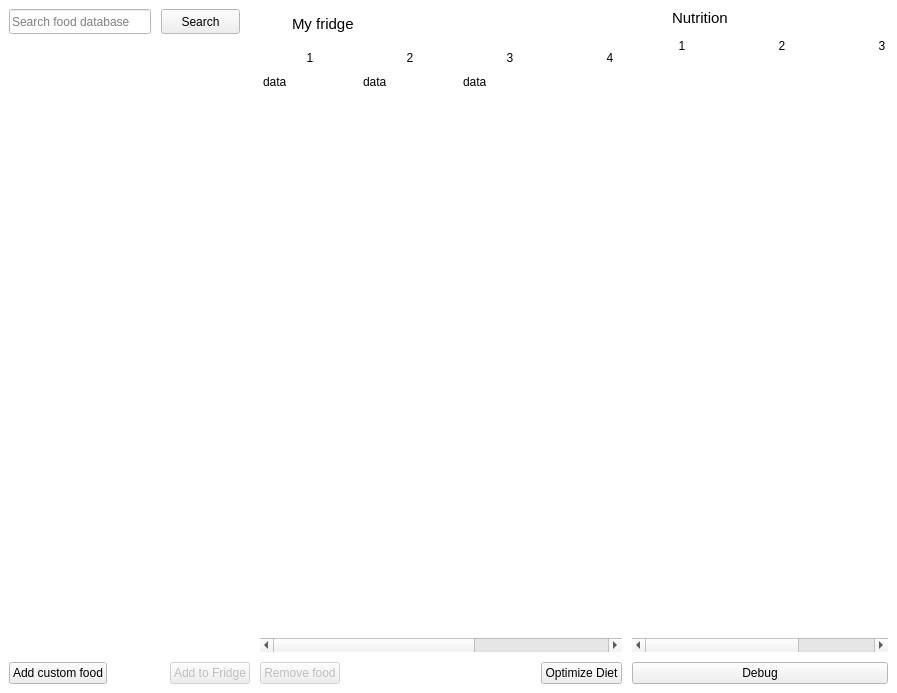
Qt form ui_mainwindow.ui (josh-minch/spartan) before a commit.
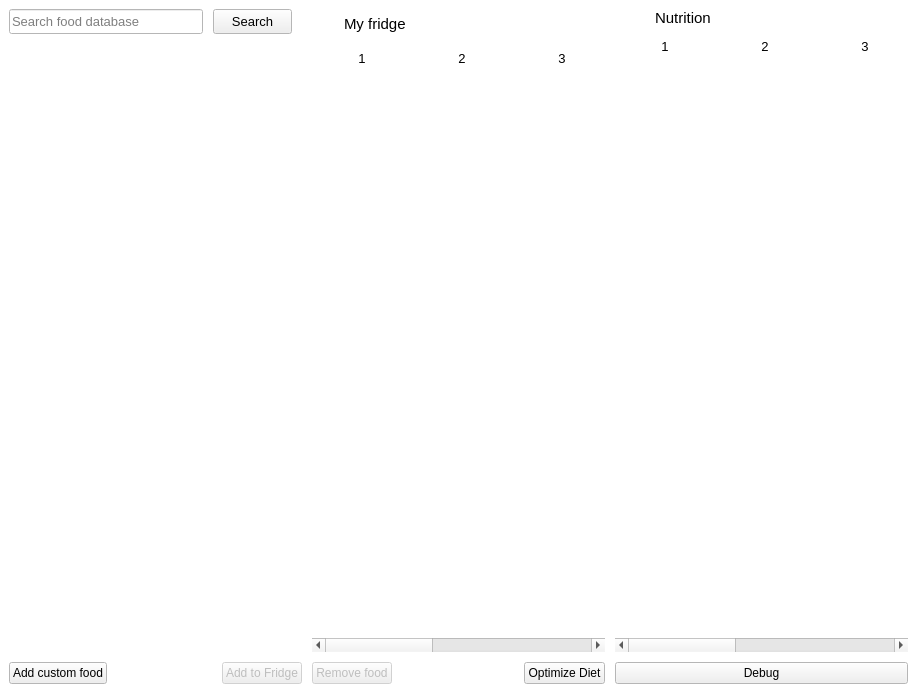
The same form after that commit. Icons and pictures are not drawn. Custom widgets are drawn as their Qt base class.

Patch:
```diff
--- a/ui_mainwindow.ui
+++ b/ui_mainwindow.ui
@@ -6,7 +6,7 @@
    <rect>
     <x>0</x>
     <y>0</y>
-    <width>897</width>
+    <width>917</width>
     <height>693</height>
    </rect>
   </property>
@@ -63,11 +63,14 @@
   <property name="autoFillBackground">
    <bool>true</bool>
   </property>
+  <property name="toolButtonStyle">
+   <enum>Qt::ToolButtonIconOnly</enum>
+  </property>
   <widget class="QWidget" name="centralwidget">
    <property name="autoFillBackground">
     <bool>true</bool>
    </property>
-   <layout class="QHBoxLayout" name="horizontalLayout_5" stretch="2,3,0">
+   <layout class="QHBoxLayout" name="horizontalLayout_5" stretch="1,1,1">
     <property name="spacing">
      <number>10</number>
     </property>
@@ -86,6 +89,11 @@
             <height>25</height>
            </size>
           </property>
+          <property name="font">
+           <font>
+            <pointsize>10</pointsize>
+           </font>
+          </property>
           <property name="placeholderText">
            <string>Search food database</string>
           </property>
@@ -99,6 +107,11 @@
             <height>25</height>
            </size>
           </property>
+          <property name="font">
+           <font>
+            <pointsize>10</pointsize>
+           </font>
+          </property>
           <property name="text">
            <string>Search</string>
           </property>
@@ -144,6 +157,11 @@
       </item>
       <item>
        <widget class="QDeselectableListWidget" name="search_list">
+        <property name="font">
+         <font>
+          <pointsize>10</pointsize>
+         </font>
+        </property>
         <property name="frameShape">
          <enum>QFrame::NoFrame</enum>
         </property>
@@ -315,6 +333,11 @@
           </disabled>
          </palette>
         </property>
+        <property name="font">
+         <font>
+          <pointsize>10</pointsize>
+         </font>
+        </property>
         <property name="styleSheet">
          <string notr="true">QHeaderView::section{
 	border: 0px;
@@ -343,7 +366,7 @@
          <enum>Qt::SolidLine</enum>
         </property>
         <property name="rowCount">
-         <number>1</number>
+         <number>0</number>
         </property>
         <property name="columnCount">
          <number>5</number>
@@ -363,31 +386,11 @@
         <attribute name="verticalHeaderVisible">
          <bool>false</bool>
         </attribute>
-        <row>
-         <property name="text">
-          <string>New Row</string>
-         </property>
-        </row>
         <column/>
         <column/>
         <column/>
         <column/>
         <column/>
-        <item row="0" column="0">
-         <property name="text">
-          <string>data</string>
-         </property>
-        </item>
-        <item row="0" column="1">
-         <property name="text">
-          <string>data</string>
-         </property>
-        </item>
-        <item row="0" column="2">
-         <property name="text">
-          <string>data</string>
-         </property>
-        </item>
        </widget>
       </item>
       <item>
@@ -431,6 +434,19 @@
     </item>
     <item>
      <layout class="QGridLayout" name="nutrition_layout">
+      <item row="2" column="0">
+       <widget class="QPushButton" name="debug_btn">
+        <property name="sizePolicy">
+         <sizepolicy hsizetype="Expanding" vsizetype="Fixed">
+          <horstretch>0</horstretch>
+          <verstretch>0</verstretch>
+         </sizepolicy>
+        </property>
+        <property name="text">
+         <string>Debug</string>
+        </property>
+       </widget>
+      </item>
       <item row="0" column="0">
        <layout class="QHBoxLayout" name="horizontalLayout_3">
         <item>
@@ -470,18 +486,6 @@
       </item>
       <item row="1" column="0">
        <widget class="QDeselectableTableWidget" name="nutrition_table">
-        <property name="sizePolicy">
-         <sizepolicy hsizetype="Fixed" vsizetype="Expanding">
-          <horstretch>0</horstretch>
-          <verstretch>0</verstretch>
-         </sizepolicy>
-        </property>
-        <property name="minimumSize">
-         <size>
-          <width>0</width>
-          <height>0</height>
-         </size>
-        </property>
         <property name="palette">
          <palette>
           <active>
@@ -546,6 +550,11 @@
           </disabled>
          </palette>
         </property>
+        <property name="font">
+         <font>
+          <pointsize>10</pointsize>
+         </font>
+        </property>
         <property name="styleSheet">
          <string notr="true">QHeaderView::section{
 	background-color: white;
@@ -565,7 +574,7 @@
          <bool>false</bool>
         </property>
         <property name="columnCount">
-         <number>3</number>
+         <number>5</number>
         </property>
         <attribute name="horizontalHeaderCascadingSectionResizes">
          <bool>false</bool>
@@ -582,19 +591,8 @@
         <column/>
         <column/>
         <column/>
-       </widget>
-      </item>
-      <item row="2" column="0">
-       <widget class="QPushButton" name="debug_btn">
-        <property name="sizePolicy">
-         <sizepolicy hsizetype="Expanding" vsizetype="Fixed">
-          <horstretch>0</horstretch>
-          <verstretch>0</verstretch>
-         </sizepolicy>
-        </property>
-        <property name="text">
-         <string>Debug</string>
-        </property>
+        <column/>
+        <column/>
        </widget>
       </item>
      </layout>
@@ -611,6 +609,11 @@
     <string>Settings</string>
    </property>
   </action>
+  <action name="actionSettings_3">
+   <property name="text">
+    <string>Settings</string>
+   </property>
+  </action>
  </widget>
  <customwidgets>
   <customwidget>
```
